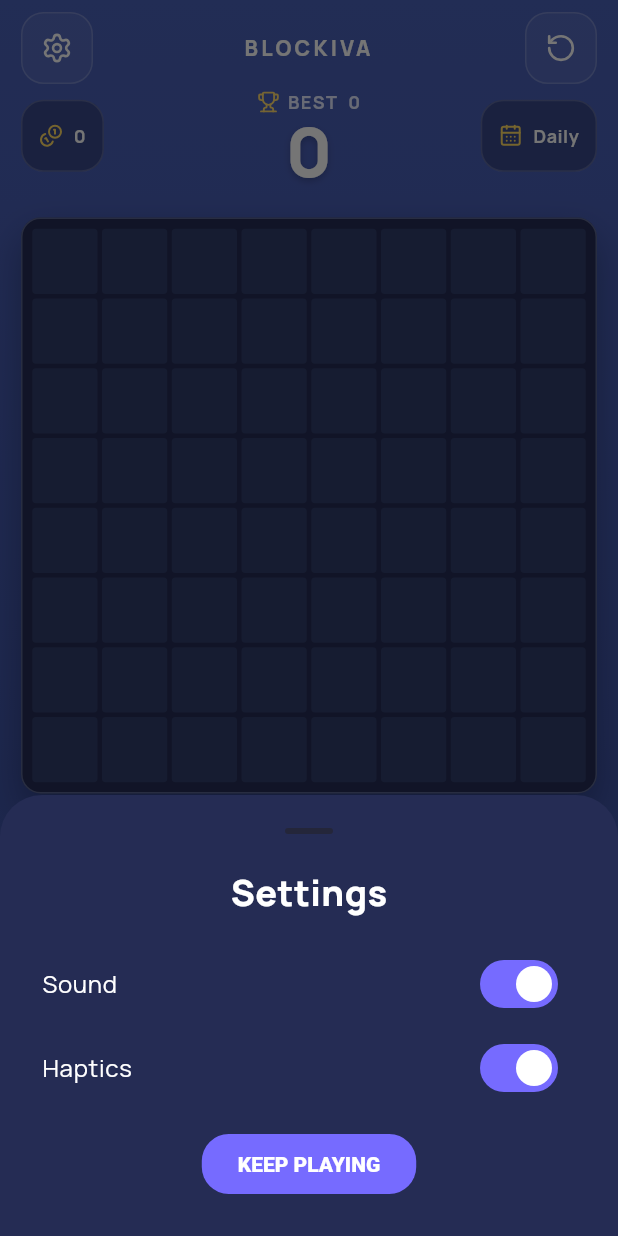
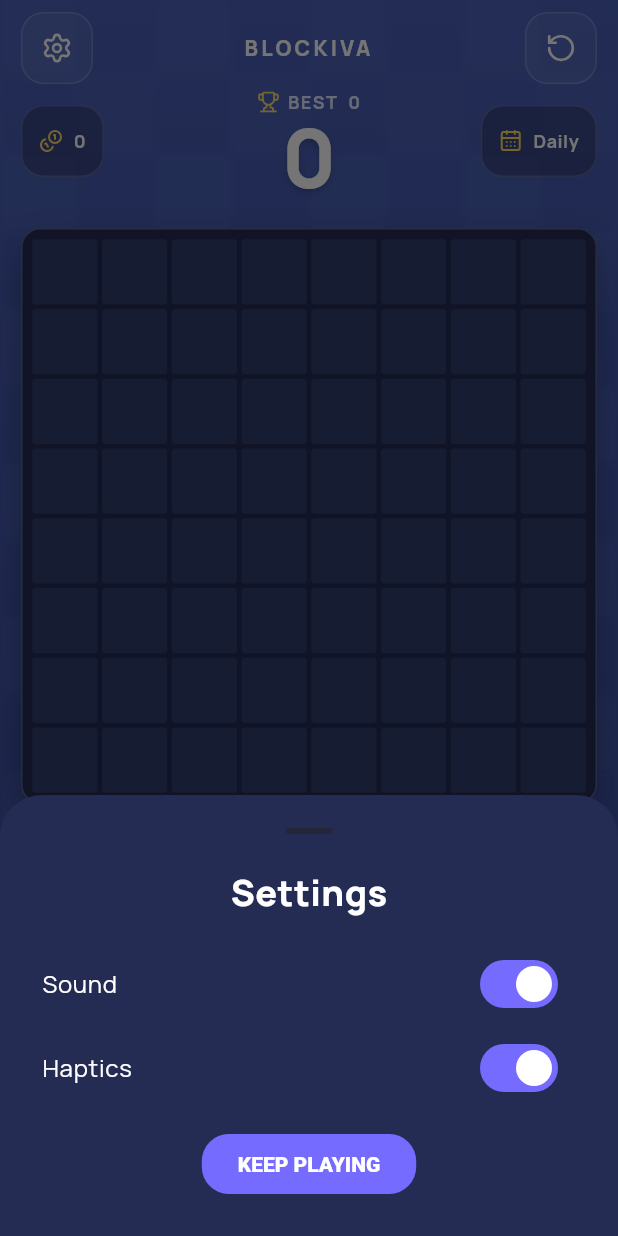
Before and after one commit to Avi-2024/Block-Puzzle, a Flutter app: the screen it shows after launch, after a tap on an icon or button, on a phone screen of 412 x 824 dp. Run offline on Flutter 3.47's test engine with Material 3 defaults, Android fonts, the phone set to English and light mode, and no system bars; our stand-ins replace audioplayers, google_mobile_ads, lucide_icons_flutter, shared_preferences; statements that could not run were skipped.

Commit message:
Refine gameplay stage depth, score hierarchy, and glossy tiles

```diff
--- a/lib/features/game/presentation/piece_view.dart
+++ b/lib/features/game/presentation/piece_view.dart
@@ -1,3 +1,5 @@
+import 'dart:math' as math;
+
 import 'package:flutter/material.dart';
 
 import '../../../core/theme/app_theme.dart';
@@ -99,6 +101,34 @@ class _TileBevel extends CustomPainter {
         ).createShader(face),
       );
     }
+
+    // A recessed lens catches light at both tray and settled-board sizes.
+    // These highlights are painted from the tile color, with no borrowed art.
+    final double radius = size.shortestSide * .115;
+    if (radius >= 2) {
+      final Offset lens = Offset(w * .73, h * .34);
+      canvas.drawCircle(
+        lens.translate(-.55, -.75), radius + 1,
+        Paint()..color = Colors.white.withValues(alpha: .48),
+      );
+      canvas.drawCircle(
+        lens, radius,
+        Paint()..shader = RadialGradient(
+          center: const Alignment(.32, .38),
+          radius: .92,
+          colors: <Color>[
+            Colors.black.withValues(alpha: .22),
+            Colors.black.withValues(alpha: .12),
+            Colors.white.withValues(alpha: .34),
+          ],
+          stops: const <double>[0, .62, 1],
+        ).createShader(Rect.fromCircle(center: lens, radius: radius)),
+      );
+      canvas.drawCircle(
+        Offset(w * .80, h * .71), math.max(1, radius * .27),
+        Paint()..color = Colors.white.withValues(alpha: .38),
+      );
+    }
   }
 
   @override
--- a/lib/features/game/presentation/unified_game_screen.dart
+++ b/lib/features/game/presentation/unified_game_screen.dart
@@ -533,7 +533,9 @@ class _UnifiedGameScreenState extends State<UnifiedGameScreen> with WidgetsBindi
       backgroundColor: gameGradient.colors.last,
       body: Container(
         decoration: BoxDecoration(gradient: gameGradient),
-        child: SafeArea(
+        child: CustomPaint(
+          painter: const _GameplayBackdropPainter(),
+          child: SafeArea(
           child: Stack(
             children: <Widget>[
               Padding(
@@ -679,6 +681,7 @@ class _UnifiedGameScreenState extends State<UnifiedGameScreen> with WidgetsBindi
                 ),
             ],
           ),
+          ),
         ),
       ),
     );
@@ -706,6 +709,39 @@ class _UnifiedGameScreenState extends State<UnifiedGameScreen> with WidgetsBindi
       child: content,
     );
   }
+}
+
+/// Low-contrast relief gives the blue stage depth without competing with the
+/// board or introducing animated decoration behind a player's next move.
+class _GameplayBackdropPainter extends CustomPainter {
+  const _GameplayBackdropPainter();
+
+  @override
+  void paint(Canvas canvas, Size size) {
+    final double tile = size.width / 8;
+    final Paint face = Paint();
+    final Paint rim = Paint()
+      ..color = Colors.white.withValues(alpha: .027)
+      ..style = PaintingStyle.stroke
+      ..strokeWidth = .55;
+    for (int row = 0; row * tile < size.height; row++) {
+      for (int col = 0; col < 8; col++) {
+        final Rect rect = Rect.fromLTWH(
+          col * tile + 2, row * tile + 2, tile - 4, tile - 4,
+        );
+        face.color = (row + col).isEven
+            ? Colors.white.withValues(alpha: .019)
+            : Colors.black.withValues(alpha: .018);
+        canvas.drawRRect(
+          RRect.fromRectAndRadius(rect, const Radius.circular(3)), face,
+        );
+        canvas.drawLine(rect.topLeft, rect.topRight, rim);
+      }
+    }
+  }
+
+  @override
+  bool shouldRepaint(covariant _GameplayBackdropPainter oldDelegate) => false;
 }
 
 class _PlacementPreview {
@@ -972,7 +1008,7 @@ class _AnimatedScoreState extends State<_AnimatedScore> with SingleTickerProvide
           semanticsLabel: 'Score ${widget.score}',
           style: TextStyle(
             color: color,
-            fontSize: 46,
+            fontSize: 54,
             height: .95,
             fontWeight: FontWeight.w800,
             letterSpacing: -2,
```
